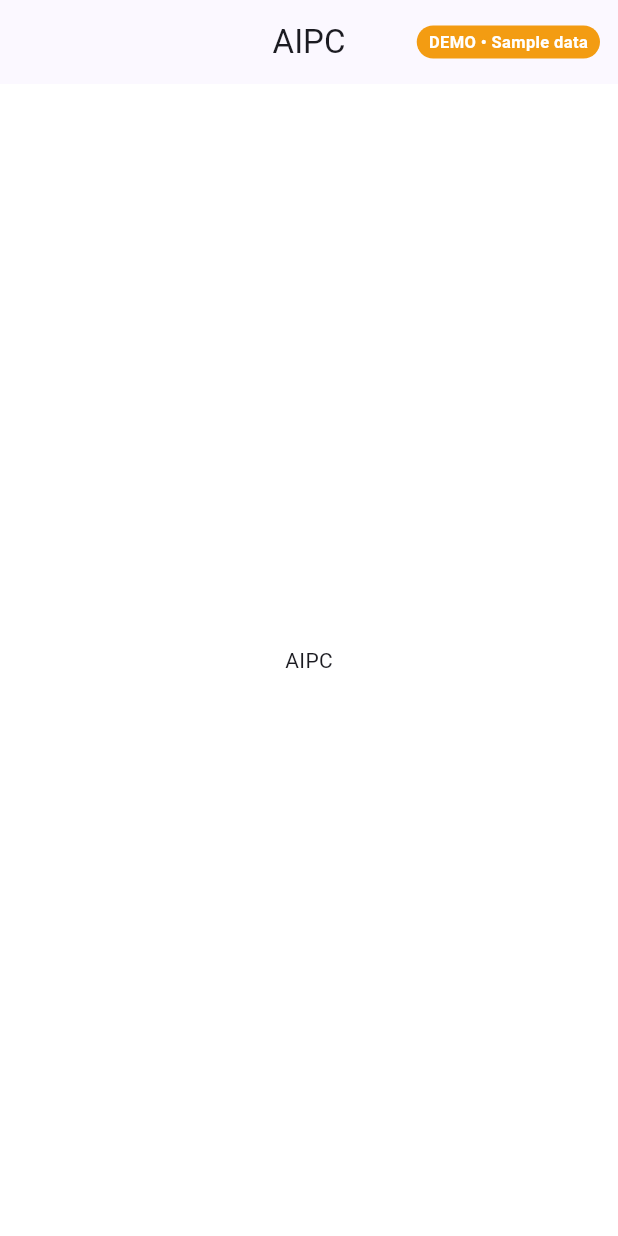
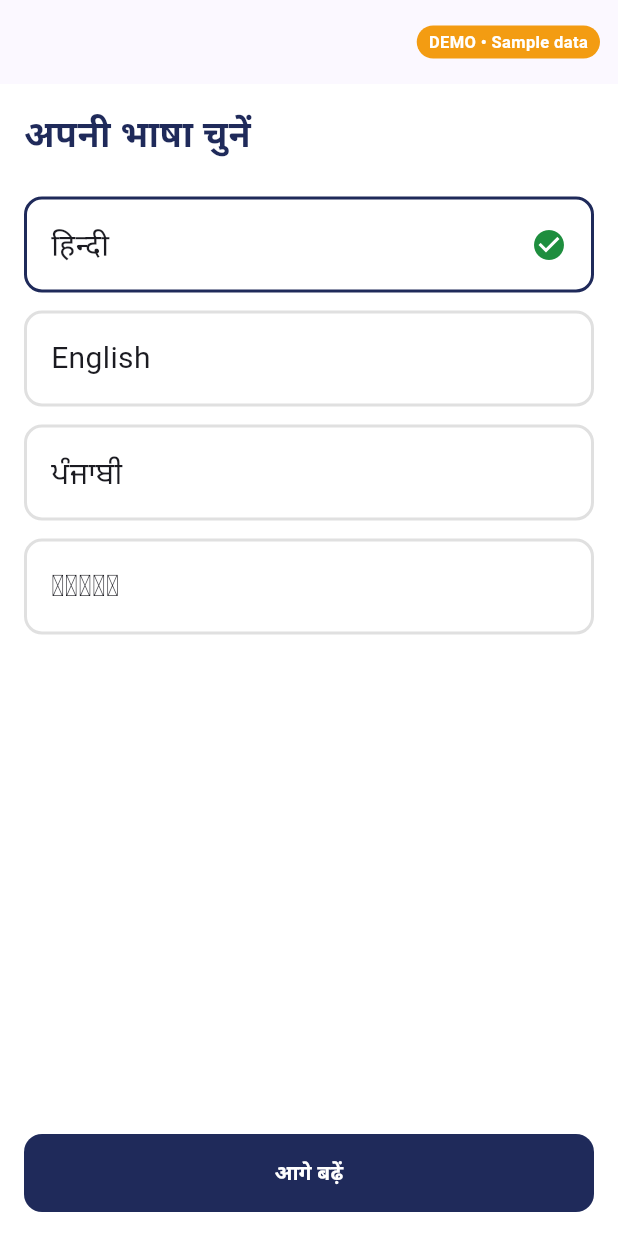
Before and after one commit to smadduri9/aipc-membership-poc, a Flutter app: the screen it shows after launch, on a phone screen of 412 x 824 dp. Run offline on Flutter 3.47's test engine with Material 3 defaults, Android fonts, the phone set to English and light mode, and no system bars; our stand-ins replace go_router.

Commit message:
feat(onboarding): add splash, language, phone, OTP and home screens (#3)

```diff
--- a/lib/router.dart
+++ b/lib/router.dart
@@ -1,26 +1,32 @@
 import 'package:go_router/go_router.dart';
+
+import 'screens/member/home_screen.dart';
+import 'screens/member/language_screen.dart';
+import 'screens/member/otp_screen.dart';
+import 'screens/member/phone_screen.dart';
+import 'screens/member/splash_screen.dart';
 import 'screens/placeholder_screen.dart';
 
 GoRouter buildRouter() {
   return GoRouter(
     initialLocation: '/',
     routes: [
-      GoRoute(path: '/', builder: (c, s) => const PlaceholderScreen(title: 'AIPC')),
-      GoRoute(path: '/language', builder: (c, s) => const PlaceholderScreen(title: 'Language')),
-      GoRoute(path: '/phone', builder: (c, s) => const PlaceholderScreen(title: 'Phone')),
-      GoRoute(path: '/otp', builder: (c, s) => const PlaceholderScreen(title: 'OTP')),
-      GoRoute(path: '/home', builder: (c, s) => const PlaceholderScreen(title: 'Home')),
-      GoRoute(path: '/register', builder: (c, s) => const PlaceholderScreen(title: 'Register')),
-      GoRoute(path: '/review', builder: (c, s) => const PlaceholderScreen(title: 'Review')),
-      GoRoute(path: '/payment', builder: (c, s) => const PlaceholderScreen(title: 'Payment')),
-      GoRoute(path: '/payment-result', builder: (c, s) => const PlaceholderScreen(title: 'Payment result')),
-      GoRoute(path: '/status', builder: (c, s) => const PlaceholderScreen(title: 'Status')),
-      GoRoute(path: '/card', builder: (c, s) => const PlaceholderScreen(title: 'Membership card')),
-      GoRoute(path: '/admin', builder: (c, s) => const PlaceholderScreen(title: 'Admin login')),
-      GoRoute(path: '/admin/dashboard', builder: (c, s) => const PlaceholderScreen(title: 'Dashboard')),
-      GoRoute(path: '/admin/list', builder: (c, s) => const PlaceholderScreen(title: 'Applications')),
-      GoRoute(path: '/admin/detail/:ref', builder: (c, s) => PlaceholderScreen(title: s.pathParameters['ref'] ?? '')),
-      GoRoute(path: '/admin/audit', builder: (c, s) => const PlaceholderScreen(title: 'Audit log')),
+      GoRoute(path: '/', builder: (context, state) => const SplashScreen()),
+      GoRoute(path: '/language', builder: (context, state) => const LanguageScreen()),
+      GoRoute(path: '/phone', builder: (context, state) => const PhoneScreen()),
+      GoRoute(path: '/otp', builder: (context, state) => const OtpScreen()),
+      GoRoute(path: '/home', builder: (context, state) => const HomeScreen()),
+      GoRoute(path: '/register', builder: (context, state) => const PlaceholderScreen(title: 'Register')),
+      GoRoute(path: '/review', builder: (context, state) => const PlaceholderScreen(title: 'Review')),
+      GoRoute(path: '/payment', builder: (context, state) => const PlaceholderScreen(title: 'Payment')),
+      GoRoute(path: '/payment-result', builder: (context, state) => const PlaceholderScreen(title: 'Payment result')),
+      GoRoute(path: '/status', builder: (context, state) => const PlaceholderScreen(title: 'Status')),
+      GoRoute(path: '/card', builder: (context, state) => const PlaceholderScreen(title: 'Membership card')),
+      GoRoute(path: '/admin', builder: (context, state) => const PlaceholderScreen(title: 'Admin login')),
+      GoRoute(path: '/admin/dashboard', builder: (context, state) => const PlaceholderScreen(title: 'Dashboard')),
+      GoRoute(path: '/admin/list', builder: (context, state) => const PlaceholderScreen(title: 'Applications')),
+      GoRoute(path: '/admin/detail/:ref', builder: (context, state) => PlaceholderScreen(title: state.pathParameters['ref'] ?? '')),
+      GoRoute(path: '/admin/audit', builder: (context, state) => const PlaceholderScreen(title: 'Audit log')),
     ],
   );
 }
--- /dev/null
+++ b/lib/screens/member/language_screen.dart
@@ -0,0 +1,64 @@
+import 'package:flutter/material.dart';
+import 'package:go_router/go_router.dart';
+import 'package:provider/provider.dart';
+
+import '../../l10n/strings.dart';
+import '../../state/app_state.dart';
+import '../../theme.dart';
+import '../../widgets/demo_badge.dart';
+import '../../widgets/primary_button.dart';
+
+const _languages = [
+  ('hi', 'हिन्दी'),
+  ('en', 'English'),
+  ('pa', 'ਪੰਜਾਬੀ'),
+  ('or', 'ଓଡ଼ିଆ'),
+];
+
+class LanguageScreen extends StatelessWidget {
+  const LanguageScreen({super.key});
+
+  @override
+  Widget build(BuildContext context) {
+    final state = context.watch<AppState>();
+    return Scaffold(
+      appBar: AppBar(actions: const [Padding(padding: EdgeInsets.only(right: 12), child: Center(child: DemoBadge()))]),
+      body: SafeArea(
+        child: Padding(
+          padding: const EdgeInsets.all(16),
+          child: Column(
+            crossAxisAlignment: CrossAxisAlignment.stretch,
+            children: [
+              Text(t(context, 'choose_language'), style: const TextStyle(fontSize: 24, fontWeight: FontWeight.bold, color: AppColors.navy)),
+              const SizedBox(height: 24),
+              for (final (code, label) in _languages)
+                Padding(
+                  padding: const EdgeInsets.only(bottom: 12),
+                  child: InkWell(
+                    borderRadius: BorderRadius.circular(12),
+                    onTap: () => context.read<AppState>().setLang(code),
+                    child: Container(
+                      height: 64,
+                      padding: const EdgeInsets.symmetric(horizontal: 16),
+                      decoration: BoxDecoration(
+                        border: Border.all(color: state.lang == code ? AppColors.navy : Colors.grey.shade300, width: 2),
+                        borderRadius: BorderRadius.circular(12),
+                      ),
+                      child: Row(
+                        children: [
+                          Expanded(child: Text(label, style: const TextStyle(fontSize: 20))),
+                          if (state.lang == code) const Icon(Icons.check_circle, color: AppColors.green),
+                        ],
+                      ),
+                    ),
+                  ),
+                ),
+              const Spacer(),
+              PrimaryButton(label: t(context, 'continue'), onPressed: () => context.go('/phone')),
+            ],
+          ),
+        ),
+      ),
+    );
+  }
+}
--- /dev/null
+++ b/lib/utils/indian_phone.dart
@@ -0,0 +1,4 @@
+final RegExp _mobilePattern = RegExp(r'^[6-9]\d{9}$');
+
+/// True when [value] is a 10-digit Indian mobile number starting 6–9.
+bool isValidMobile(String value) => _mobilePattern.hasMatch(value);
```
Also changed, not shown: lib/l10n/strings.dart (added, +194 -0 lines), lib/screens/member/home_screen.dart (added, +122 -0 lines), lib/screens/member/otp_screen.dart (added, +141 -0 lines), lib/screens/member/phone_screen.dart (added, +110 -0 lines), lib/screens/member/splash_screen.dart (added, +46 -0 lines), lib/widgets/status_chip.dart (added, +30 -0 lines), 1 other file.
